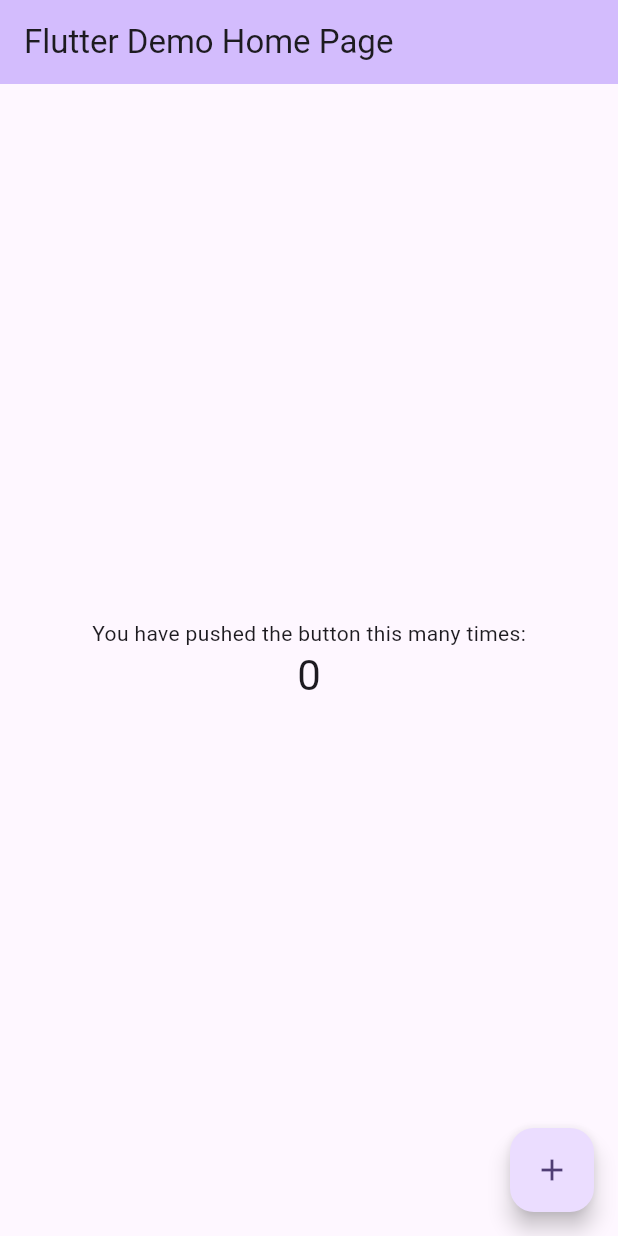
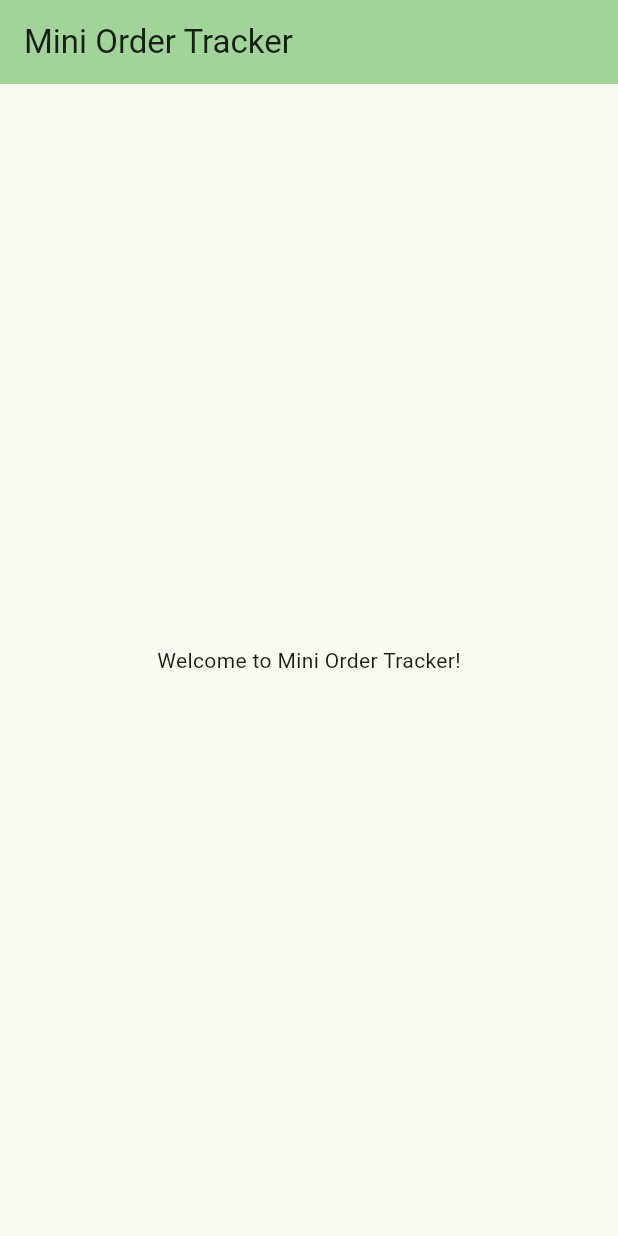
Before and after one commit to ManulaK/mini-order-tracker, a Flutter app: the screen it shows after launch, on a phone screen of 412 x 824 dp. Run offline on Flutter 3.47's test engine with Material 3 defaults, Android fonts, the phone set to English and light mode, and no system bars.

Commit message:
feat: update main.dart for Mini Order Tracker app with new title and theme

```diff
--- a/mobile/lib/main.dart
+++ b/mobile/lib/main.dart
@@ -11,41 +11,16 @@ class MyApp extends StatelessWidget {
   @override
   Widget build(BuildContext context) {
     return MaterialApp(
-      title: 'Flutter Demo',
-      theme: ThemeData(
-        // This is the theme of your application.
-        //
-        // TRY THIS: Try running your application with "flutter run". You'll see
-        // the application has a purple toolbar. Then, without quitting the app,
-        // try changing the seedColor in the colorScheme below to Colors.green
-        // and then invoke "hot reload" (save your changes or press the "hot
-        // reload" button in a Flutter-supported IDE, or press "r" if you used
-        // the command line to start the app).
-        //
-        // Notice that the counter didn't reset back to zero; the application
-        // state is not lost during the reload. To reset the state, use hot
-        // restart instead.
-        //
-        // This works for code too, not just values: Most code changes can be
-        // tested with just a hot reload.
-        colorScheme: .fromSeed(seedColor: Colors.deepPurple),
-      ),
-      home: const MyHomePage(title: 'Flutter Demo Home Page'),
+      debugShowCheckedModeBanner: false,
+      title: 'Mini Order Tracker',
+      theme: ThemeData(colorScheme: .fromSeed(seedColor: Colors.green)),
+      home: const MyHomePage(title: 'Mini Order Tracker'),
     );
   }
 }
 
 class MyHomePage extends StatefulWidget {
   const MyHomePage({super.key, required this.title});
-
-  // This widget is the home page of your application. It is stateful, meaning
-  // that it has a State object (defined below) that contains fields that affect
-  // how it looks.
-
-  // This class is the configuration for the state. It holds the values (in this
-  // case the title) provided by the parent (in this case the App widget) and
-  // used by the build method of the State. Fields in a Widget subclass are
-  // always marked "final".
 
   final String title;
 
@@ -54,68 +29,18 @@ class MyHomePage extends StatefulWidget {
 }
 
 class _MyHomePageState extends State<MyHomePage> {
-  int _counter = 0;
-
-  void _incrementCounter() {
-    setState(() {
-      // This call to setState tells the Flutter framework that something has
-      // changed in this State, which causes it to rerun the build method below
-      // so that the display can reflect the updated values. If we changed
-      // _counter without calling setState(), then the build method would not be
-      // called again, and so nothing would appear to happen.
-      _counter++;
-    });
-  }
-
   @override
   Widget build(BuildContext context) {
-    // This method is rerun every time setState is called, for instance as done
-    // by the _incrementCounter method above.
-    //
-    // The Flutter framework has been optimized to make rerunning build methods
-    // fast, so that you can just rebuild anything that needs updating rather
-    // than having to individually change instances of widgets.
     return Scaffold(
       appBar: AppBar(
-        // TRY THIS: Try changing the color here to a specific color (to
-        // Colors.amber, perhaps?) and trigger a hot reload to see the AppBar
-        // change color while the other colors stay the same.
         backgroundColor: Theme.of(context).colorScheme.inversePrimary,
-        // Here we take the value from the MyHomePage object that was created by
-        // the App.build method, and use it to set our appbar title.
         title: Text(widget.title),
       ),
       body: Center(
-        // Center is a layout widget. It takes a single child and positions it
-        // in the middle of the parent.
         child: Column(
-          // Column is also a layout widget. It takes a list of children and
-          // arranges them vertically. By default, it sizes itself to fit its
-          // children horizontally, and tries to be as tall as its parent.
-          //
-          // Column has various properties to control how it sizes itself and
-          // how it positions its children. Here we use mainAxisAlignment to
-          // center the children vertically; the main axis here is the vertical
-          // axis because Columns are vertical (the cross axis would be
-          // horizontal).
-          //
-          // TRY THIS: Invoke "debug painting" (choose the "Toggle Debug Paint"
-          // action in the IDE, or press "p" in the console), to see the
-          // wireframe for each widget.
-          mainAxisAlignment: .center,
-          children: [
-            const Text('You have pushed the button this many times:'),
-            Text(
-              '$_counter',
-              style: Theme.of(context).textTheme.headlineMedium,
-            ),
-          ],
+          mainAxisAlignment: MainAxisAlignment.center,
+          children: <Widget>[const Text('Welcome to Mini Order Tracker!')],
         ),
-      ),
-      floatingActionButton: FloatingActionButton(
-        onPressed: _incrementCounter,
-        tooltip: 'Increment',
-        child: const Icon(Icons.add),
       ),
     );
   }
```
